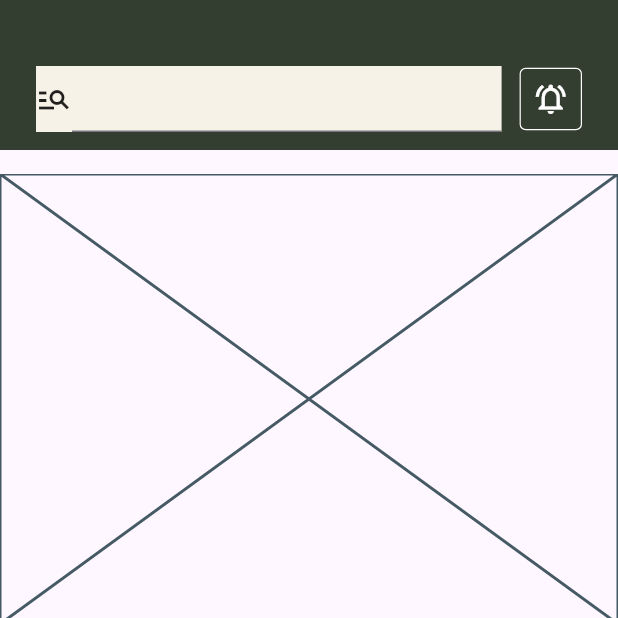
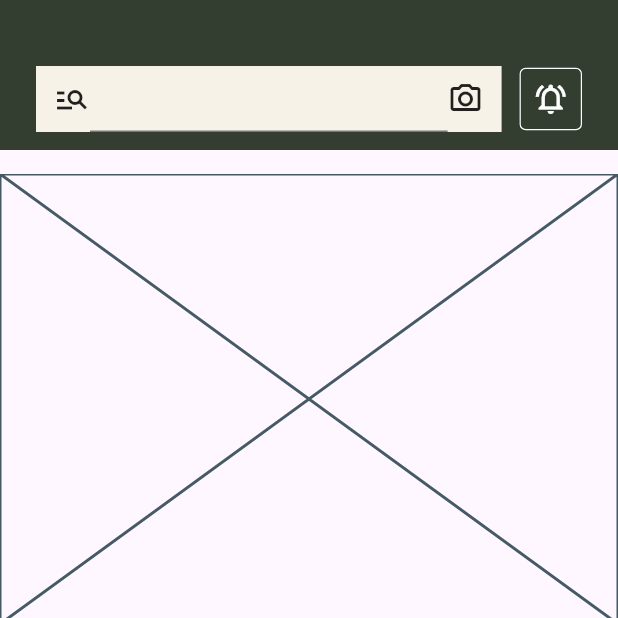
Before and after one commit to JAICHANGPARK/flutter_notebook_chapter_43, a Flutter app: the NewsFeedHomePage screen opened directly, on a phone screen of 412 x 824 dp, the top half of it. Run offline on Flutter 3.47's test engine with Material 3 defaults, Android fonts, the phone set to English and light mode, and no system bars; our stand-ins replace gap, hugeicons.

Commit message:
Update news_feed_home_page.dart

```diff
--- a/lib/ep2163_newsfeed_app/views/news_feed_home_page.dart
+++ b/lib/ep2163_newsfeed_app/views/news_feed_home_page.dart
@@ -34,6 +34,7 @@ class _NewsFeedHomePageState extends State<NewsFeedHomePage> {
                             children: [
                               Expanded(
                                 child: Container(
+                                  padding: EdgeInsets.symmetric(horizontal: 12),
                                   decoration: BoxDecoration(
                                     color: Color.fromRGBO(247, 242, 232, 1),
                                   ),
@@ -45,6 +46,9 @@ class _NewsFeedHomePageState extends State<NewsFeedHomePage> {
                                       Expanded(
                                         child: TextField(),
                                       ),
+                                      Icon(
+                                        Icons.camera_alt_outlined,
+                                      )
                                     ],
                                   ),
                                 ),
```
